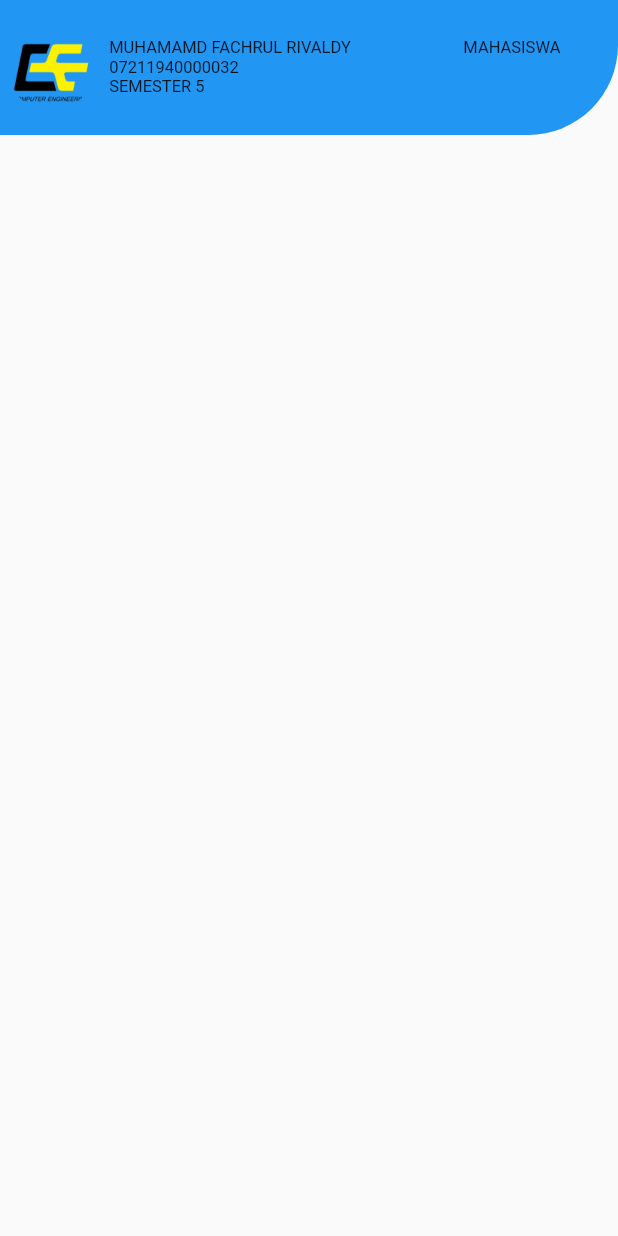
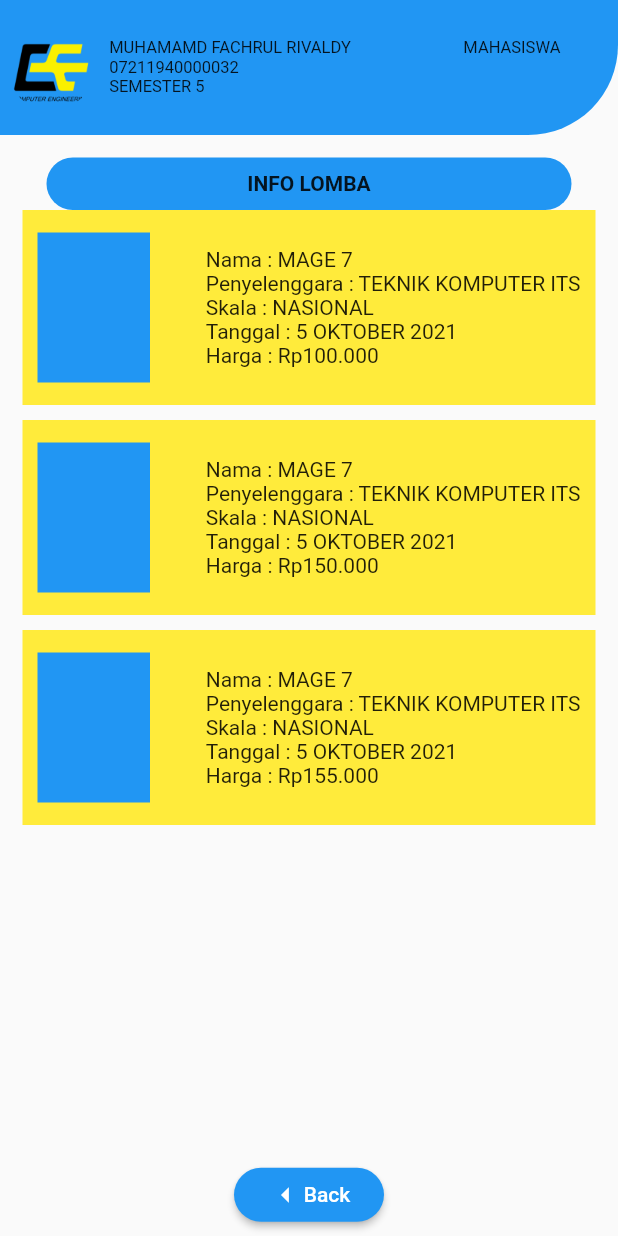
Before and after one commit to FachrulRivaldy/DTK, a Flutter app: the MainMenu screen opened directly, after a tap on "INFO LOMBA", on a phone screen of 412 x 824 dp. Run offline on Flutter 3.47's test engine with Material 2 defaults, Android fonts, the phone set to English and light mode, and no system bars.

Commit message:
infolomba2

```diff
--- a/lib/buttontemplate.dart
+++ b/lib/buttontemplate.dart
@@ -1,4 +1,5 @@
 import 'package:flutter/material.dart';
+import 'package:intl/intl.dart';
 
 class LongButton extends StatelessWidget {
   final String hinttext;
@@ -160,31 +161,74 @@
   final String penyelenggaralomba;
   final String tanggal;
   final String skalalomba;
-  //final
+  final int harga;
+  final harganya = new NumberFormat.simpleCurrency(locale: 'id_ID');
 
   YellowInfo(
       {required this.poster,
       required this.namalomba,
       required this.penyelenggaralomba,
       required this.skalalomba,
-      required this.tanggal});
+      required this.tanggal,
+      required this.harga});
 
   @override
   Widget build(BuildContext context) {
     return Padding(
-      padding: const EdgeInsets.symmetric(horizontal: 35, vertical: 5),
+      padding: const EdgeInsets.only(bottom: 10, left: 15, right: 15),
       child: Container(
-        height: 150,
-        width: 325,
-        child: Column(
-          children: [
-            Container(),
-            Row(
-              children: [],
-            )
-          ],
+        color: Colors.yellow,
+        height: 130,
+        width: 350,
+        child: Padding(
+          padding: const EdgeInsets.symmetric(horizontal: 10),
+          child: Row(
+            mainAxisAlignment: MainAxisAlignment.spaceBetween,
+            children: [
+              Container(
+                height: 100,
+                width: 75,
+                color: Colors.blue,
+              ),
+              Column(
+                mainAxisAlignment: MainAxisAlignment.center,
+                crossAxisAlignment: CrossAxisAlignment.start,
+                children: [
+                  Text("Nama : " + namalomba),
+                  Text("Penyelenggara : " + penyelenggaralomba),
+                  Text("Skala : " + skalalomba),
+                  Text("Tanggal : " + tanggal),
+                  Text("Harga : " + harganya.format(harga))
+                ],
+              )
+            ],
+          ),
         ),
       ),
     );
   }
 }
+
+class InfoBottom extends StatelessWidget {
+  final String hinttext;
+  final String iconArrow;
+  final Widget dest;
+
+  InfoBottom({
+    required this.hinttext,
+    required this.iconArrow,
+    required this.dest,
+  });
+
+  @override
+  Widget build(BuildContext context) {
+    return Container(
+      margin: EdgeInsets.only(bottom: 5),
+      child: LongButton(
+        dest: dest,
+        hinttext: hinttext,
+        iconArrow: iconArrow,
+      ),
+    );
+  }
+}
--- a/lib/headerfooter.dart
+++ b/lib/headerfooter.dart
@@ -5,13 +5,15 @@
 
   @override
   Widget build(BuildContext context) {
-    return Container(
+    return SafeArea(
+      child: Container(
           padding: EdgeInsets.symmetric(horizontal: 5),
           width: MediaQuery.of(context).size.width,
           height: 90,
           decoration: BoxDecoration(
               color: Colors.blue,
-            borderRadius: BorderRadius.only(bottomRight: Radius.circular(60))),
+              borderRadius:
+                  BorderRadius.only(bottomRight: Radius.circular(60))),
           child: Row(children: <Widget>[
             ClipRRect(
               borderRadius: BorderRadius.circular(160),
@@ -49,7 +51,8 @@
                 )
               ],
             )
-        ]));
+          ])),
+    );
   }
 }
 
--- a/lib/mainmenu.dart
+++ b/lib/mainmenu.dart
@@ -10,10 +10,11 @@
 class TopMainMenu extends StatelessWidget {
   @override
   Widget build(BuildContext context) {
-    return Container(
+    return SafeArea(
+      child: Container(
           padding: EdgeInsets.symmetric(horizontal: 15),
           width: MediaQuery.of(context).size.width,
-        height: 185,
+          height: 155,
           decoration: BoxDecoration(
               color: Colors.blue,
               borderRadius: BorderRadius.only(
@@ -32,7 +33,7 @@
               crossAxisAlignment: CrossAxisAlignment.start,
               children: [
                 Text(
-                "MUHAMAMD FACHRUL RIVALDY",
+                  "MUHAMMAD FACHRUL RIVALDY",
                   style: TextStyle(fontSize: 14),
                 ),
                 Text(
@@ -45,7 +46,8 @@
                 )
               ],
             )
-        ]));
+          ])),
+    );
   }
 }
 
--- a/lib/pageinfolomba.dart
+++ b/lib/pageinfolomba.dart
@@ -1,5 +1,6 @@
 import 'package:dtk_database_tekkom/buttontemplate.dart';
 import 'package:dtk_database_tekkom/headerfooter.dart';
+import 'package:dtk_database_tekkom/mainmenu.dart';
 import 'package:flutter/material.dart';
 
 class InfoLomba extends StatelessWidget {
@@ -11,29 +12,52 @@
       body: Container(
           child: Column(children: [
         Header(),
+        SizedBox(
+          height: 15,
+        ),
+        Container(
+          width: 350,
+          height: 35,
+          decoration: BoxDecoration(
+              borderRadius: BorderRadius.circular(45), color: Colors.blue),
+          child: Column(
+            mainAxisAlignment: MainAxisAlignment.center,
+            crossAxisAlignment: CrossAxisAlignment.center,
+            children: [
+              Text(
+                "INFO LOMBA",
+                style: TextStyle(fontWeight: FontWeight.bold),
+              ),
+            ],
+          ),
+        ),
         Expanded(
             child: ListView(
           children: [
             YellowInfo(
-                poster: "poster",
-                namalomba: "namalomba",
-                penyelenggaralomba: "penyelenggaralomba",
-                skalalomba: "skalalomba",
-                tanggal: "tanggal"),
+                poster: "",
+                namalomba: "MAGE 7",
+                penyelenggaralomba: "TEKNIK KOMPUTER ITS",
+                skalalomba: "NASIONAL",
+                tanggal: "5 OKTOBER 2021",
+                harga: 100000),
             YellowInfo(
-                poster: "poster",
-                namalomba: "namalomba",
-                penyelenggaralomba: "penyelenggaralomba",
-                skalalomba: "skalalomba",
-                tanggal: "tanggal"),
+                poster: "",
+                namalomba: "MAGE 7",
+                penyelenggaralomba: "TEKNIK KOMPUTER ITS",
+                skalalomba: "NASIONAL",
+                tanggal: "5 OKTOBER 2021",
+                harga: 150000),
             YellowInfo(
-                poster: "poster",
-                namalomba: "namalomba",
-                penyelenggaralomba: "penyelenggaralomba",
-                skalalomba: "skalalomba",
-                tanggal: "tanggal")
+                poster: "",
+                namalomba: "MAGE 7",
+                penyelenggaralomba: "TEKNIK KOMPUTER ITS",
+                skalalomba: "NASIONAL",
+                tanggal: "5 OKTOBER 2021",
+                harga: 155000)
           ],
-        ))
+        )),
+        InfoBottom(hinttext: "Back", iconArrow: "Left", dest: MainMenu())
       ])),
     );
   }
--- a/pubspec.yaml
+++ b/pubspec.yaml
@@ -24,10 +24,10 @@
   flutter:
     sdk: flutter
 
-
   # The following adds the Cupertino Icons font to your application.
   # Use with the CupertinoIcons class for iOS style icons.
   cupertino_icons: ^1.0.2
+  intl: ^0.17.0
 
 dev_dependencies:
   flutter_test:
```
Also changed, not shown: pubspec.lock, 1 other file. Lines whose indentation alone changed are shown as unchanged.
